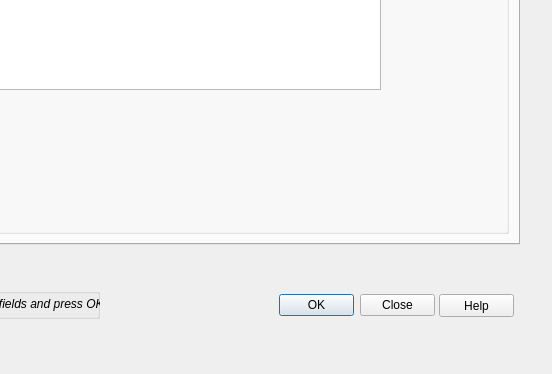
Old version of the form canflood_inprep/ProjectDataPrep/ProjectDataPrepDialog_Base.ui in the repository NRCan/CanFlood; both pictures show x 151 to 703 and y 526 to 900 of the 703 by 900 pixel window.
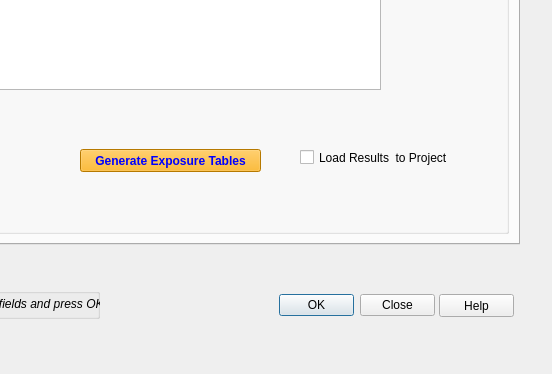
New version of the form. The open tabs and pages were chosen to show the change. Custom widgets are drawn as their Qt base class.

```diff
--- a/canflood_inprep/ProjectDataPrep/ProjectDataPrepDialog_Base.ui
+++ b/canflood_inprep/ProjectDataPrep/ProjectDataPrepDialog_Base.ui
@@ -348,6 +348,453 @@
          <string>Add All</string>
         </property>
        </widget>
+       <widget class="QPushButton" name="pushButton_HSgenerate">
+        <property name="geometry">
+         <rect>
+          <x>190</x>
+          <y>620</y>
+          <width>181</width>
+          <height>23</height>
+         </rect>
+        </property>
+        <property name="palette">
+         <palette>
+          <active>
+           <colorrole role="WindowText">
+            <brush brushstyle="SolidPattern">
+             <color alpha="255">
+              <red>0</red>
+              <green>0</green>
+              <blue>0</blue>
+             </color>
+            </brush>
+           </colorrole>
+           <colorrole role="Button">
+            <brush brushstyle="SolidPattern">
+             <color alpha="255">
+              <red>255</red>
+              <green>170</green>
+              <blue>0</blue>
+             </color>
+            </brush>
+           </colorrole>
+           <colorrole role="Light">
+            <brush brushstyle="SolidPattern">
+             <color alpha="255">
+              <red>255</red>
+              <green>213</green>
+              <blue>127</blue>
+             </color>
+            </brush>
+           </colorrole>
+           <colorrole role="Midlight">
+            <brush brushstyle="SolidPattern">
+             <color alpha="255">
+              <red>255</red>
+              <green>191</green>
+              <blue>63</blue>
+             </color>
+            </brush>
+           </colorrole>
+           <colorrole role="Dark">
+            <brush brushstyle="SolidPattern">
+             <color alpha="255">
+              <red>127</red>
+              <green>85</green>
+              <blue>0</blue>
+             </color>
+            </brush>
+           </colorrole>
+           <colorrole role="Mid">
+            <brush brushstyle="SolidPattern">
+             <color alpha="255">
+              <red>170</red>
+              <green>113</green>
+              <blue>0</blue>
+             </color>
+            </brush>
+           </colorrole>
+           <colorrole role="Text">
+            <brush brushstyle="SolidPattern">
+             <color alpha="255">
+              <red>255</red>
+              <green>0</green>
+              <blue>0</blue>
+             </color>
+            </brush>
+           </colorrole>
+           <colorrole role="BrightText">
+            <brush brushstyle="SolidPattern">
+             <color alpha="255">
+              <red>255</red>
+              <green>255</green>
+              <blue>255</blue>
+             </color>
+            </brush>
+           </colorrole>
+           <colorrole role="ButtonText">
+            <brush brushstyle="SolidPattern">
+             <color alpha="255">
+              <red>0</red>
+              <green>0</green>
+              <blue>255</blue>
+             </color>
+            </brush>
+           </colorrole>
+           <colorrole role="Base">
+            <brush brushstyle="SolidPattern">
+             <color alpha="255">
+              <red>255</red>
+              <green>255</green>
+              <blue>255</blue>
+             </color>
+            </brush>
+           </colorrole>
+           <colorrole role="Window">
+            <brush brushstyle="SolidPattern">
+             <color alpha="255">
+              <red>255</red>
+              <green>170</green>
+              <blue>0</blue>
+             </color>
+            </brush>
+           </colorrole>
+           <colorrole role="Shadow">
+            <brush brushstyle="SolidPattern">
+             <color alpha="255">
+              <red>0</red>
+              <green>0</green>
+              <blue>0</blue>
+             </color>
+            </brush>
+           </colorrole>
+           <colorrole role="AlternateBase">
+            <brush brushstyle="SolidPattern">
+             <color alpha="255">
+              <red>255</red>
+              <green>212</green>
+              <blue>127</blue>
+             </color>
+            </brush>
+           </colorrole>
+           <colorrole role="ToolTipBase">
+            <brush brushstyle="SolidPattern">
+             <color alpha="255">
+              <red>255</red>
+              <green>255</green>
+              <blue>220</blue>
+             </color>
+            </brush>
+           </colorrole>
+           <colorrole role="ToolTipText">
+            <brush brushstyle="SolidPattern">
+             <color alpha="255">
+              <red>0</red>
+              <green>0</green>
+              <blue>0</blue>
+             </color>
+            </brush>
+           </colorrole>
+          </active>
+          <inactive>
+           <colorrole role="WindowText">
+            <brush brushstyle="SolidPattern">
+             <color alpha="255">
+              <red>0</red>
+              <green>0</green>
+              <blue>0</blue>
+             </color>
+            </brush>
+           </colorrole>
+           <colorrole role="Button">
+            <brush brushstyle="SolidPattern">
+             <color alpha="255">
+              <red>255</red>
+              <green>170</green>
+              <blue>0</blue>
+             </color>
+            </brush>
+           </colorrole>
+           <colorrole role="Light">
+            <brush brushstyle="SolidPattern">
+             <color alpha="255">
+              <red>255</red>
+              <green>213</green>
+              <blue>127</blue>
+             </color>
+            </brush>
+           </colorrole>
+           <colorrole role="Midlight">
+            <brush brushstyle="SolidPattern">
+             <color alpha="255">
+              <red>255</red>
+              <green>191</green>
+              <blue>63</blue>
+             </color>
+            </brush>
+           </colorrole>
+           <colorrole role="Dark">
+            <brush brushstyle="SolidPattern">
+             <color alpha="255">
+              <red>127</red>
+              <green>85</green>
+              <blue>0</blue>
+             </color>
+            </brush>
+           </colorrole>
+           <colorrole role="Mid">
+            <brush brushstyle="SolidPattern">
+             <color alpha="255">
+              <red>170</red>
+              <green>113</green>
+              <blue>0</blue>
+             </color>
+            </brush>
+           </colorrole>
+           <colorrole role="Text">
+            <brush brushstyle="SolidPattern">
+             <color alpha="255">
+              <red>255</red>
+              <green>0</green>
+              <blue>0</blue>
+             </color>
+            </brush>
+           </colorrole>
+           <colorrole role="BrightText">
+            <brush brushstyle="SolidPattern">
+             <color alpha="255">
+              <red>255</red>
+              <green>255</green>
+              <blue>255</blue>
+             </color>
+            </brush>
+           </colorrole>
+           <colorrole role="ButtonText">
+            <brush brushstyle="SolidPattern">
+             <color alpha="255">
+              <red>0</red>
+              <green>0</green>
+              <blue>255</blue>
+             </color>
+            </brush>
+           </colorrole>
+           <colorrole role="Base">
+            <brush brushstyle="SolidPattern">
+             <color alpha="255">
+              <red>255</red>
+              <green>255</green>
+              <blue>255</blue>
+             </color>
+            </brush>
+           </colorrole>
+           <colorrole role="Window">
+            <brush brushstyle="SolidPattern">
+             <color alpha="255">
+              <red>255</red>
+              <green>170</green>
+              <blue>0</blue>
+             </color>
+            </brush>
+           </colorrole>
+           <colorrole role="Shadow">
+            <brush brushstyle="SolidPattern">
+             <color alpha="255">
+              <red>0</red>
+              <green>0</green>
+              <blue>0</blue>
+             </color>
+            </brush>
+           </colorrole>
+           <colorrole role="AlternateBase">
+            <brush brushstyle="SolidPattern">
+             <color alpha="255">
+              <red>255</red>
+              <green>212</green>
+              <blue>127</blue>
+             </color>
+            </brush>
+           </colorrole>
+           <colorrole role="ToolTipBase">
+            <brush brushstyle="SolidPattern">
+             <color alpha="255">
+              <red>255</red>
+              <green>255</green>
+              <blue>220</blue>
+             </color>
+            </brush>
+           </colorrole>
+           <colorrole role="ToolTipText">
+            <brush brushstyle="SolidPattern">
+             <color alpha="255">
+              <red>0</red>
+              <green>0</green>
+              <blue>0</blue>
+             </color>
+            </brush>
+           </colorrole>
+          </inactive>
+          <disabled>
+           <colorrole role="WindowText">
+            <brush brushstyle="SolidPattern">
+             <color alpha="255">
+              <red>127</red>
+              <green>85</green>
+              <blue>0</blue>
+             </color>
+            </brush>
+           </colorrole>
+           <colorrole role="Button">
+            <brush brushstyle="SolidPattern">
+             <color alpha="255">
+              <red>255</red>
+              <green>170</green>
+              <blue>0</blue>
+             </color>
+            </brush>
+           </colorrole>
+           <colorrole role="Light">
+            <brush brushstyle="SolidPattern">
+             <color alpha="255">
+              <red>255</red>
+              <green>213</green>
+              <blue>127</blue>
+             </color>
+            </brush>
+           </colorrole>
+           <colorrole role="Midlight">
+            <brush brushstyle="SolidPattern">
+             <color alpha="255">
+              <red>255</red>
+              <green>191</green>
+              <blue>63</blue>
+             </color>
+            </brush>
+           </colorrole>
+           <colorrole role="Dark">
+            <brush brushstyle="SolidPattern">
+             <color alpha="255">
+              <red>127</red>
+              <green>85</green>
+              <blue>0</blue>
+             </color>
+            </brush>
+           </colorrole>
+           <colorrole role="Mid">
+            <brush brushstyle="SolidPattern">
+             <color alpha="255">
+              <red>170</red>
+              <green>113</green>
+              <blue>0</blue>
+             </color>
+            </brush>
+           </colorrole>
+           <colorrole role="Text">
+            <brush brushstyle="SolidPattern">
+             <color alpha="255">
+              <red>127</red>
+              <green>85</green>
+              <blue>0</blue>
+             </color>
+            </brush>
+           </colorrole>
+           <colorrole role="BrightText">
+            <brush brushstyle="SolidPattern">
+             <color alpha="255">
+              <red>255</red>
+              <green>255</green>
+              <blue>255</blue>
+             </color>
+            </brush>
+           </colorrole>
+           <colorrole role="ButtonText">
+            <brush brushstyle="SolidPattern">
+             <color alpha="255">
+              <red>127</red>
+              <green>85</green>
+              <blue>0</blue>
+             </color>
+            </brush>
+           </colorrole>
+           <colorrole role="Base">
+            <brush brushstyle="SolidPattern">
+             <color alpha="255">
+              <red>255</red>
+              <green>170</green>
+              <blue>0</blue>
+             </color>
+            </brush>
+           </colorrole>
+           <colorrole role="Window">
+            <brush brushstyle="SolidPattern">
+             <color alpha="255">
+              <red>255</red>
+              <green>170</green>
+              <blue>0</blue>
+             </color>
+            </brush>
+           </colorrole>
+           <colorrole role="Shadow">
+            <brush brushstyle="SolidPattern">
+             <color alpha="255">
+              <red>0</red>
+              <green>0</green>
+              <blue>0</blue>
+             </color>
+            </brush>
+           </colorrole>
+           <colorrole role="AlternateBase">
+            <brush brushstyle="SolidPattern">
+             <color alpha="255">
+              <red>255</red>
+              <green>170</green>
+              <blue>0</blue>
+             </color>
+            </brush>
+           </colorrole>
+           <colorrole role="ToolTipBase">
+            <brush brushstyle="SolidPattern">
+             <color alpha="255">
+              <red>255</red>
+              <green>255</green>
+              <blue>220</blue>
+             </color>
+            </brush>
+           </colorrole>
+           <colorrole role="ToolTipText">
+            <brush brushstyle="SolidPattern">
+             <color alpha="255">
+              <red>0</red>
+              <green>0</green>
+              <blue>0</blue>
+             </color>
+            </brush>
+           </colorrole>
+          </disabled>
+         </palette>
+        </property>
+        <property name="font">
+         <font>
+          <weight>75</weight>
+          <bold>true</bold>
+         </font>
+        </property>
+        <property name="text">
+         <string>Generate Exposure Tables</string>
+        </property>
+       </widget>
+       <widget class="QCheckBox" name="checkBox">
+        <property name="geometry">
+         <rect>
+          <x>410</x>
+          <y>620</y>
+          <width>151</width>
+          <height>17</height>
+         </rect>
+        </property>
+        <property name="text">
+         <string>Load Results  to Project</string>
+        </property>
+       </widget>
       </widget>
      </item>
     </layout>
```
Left out of the diff: 423 changed lines with no effect on the pictures.
